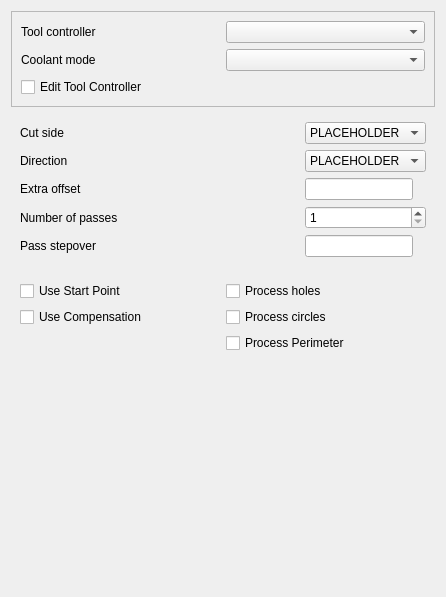
Above: src/Mod/CAM/Gui/Resources/panels/PageOpProfileFullEdit.ui from tigert/TigertCAD before the change. Below: the same form after it.
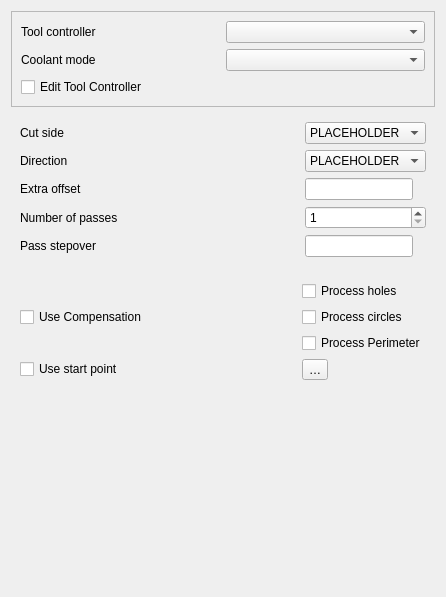
That is the form after the change. Icons and pictures are not drawn. Custom widgets are drawn as their Qt base class.

Commit message: CAM: Set StartPoint from Task panel

What changed in the file:
```diff
--- a/src/Mod/CAM/Gui/Resources/panels/PageOpProfileFullEdit.ui
+++ b/src/Mod/CAM/Gui/Resources/panels/PageOpProfileFullEdit.ui
@@ -165,16 +165,6 @@
    <item row="2" column="0">
     <widget class="QWidget" name="widget_2">
      <layout class="QGridLayout" name="gridLayout_2">
-      <item row="0" column="0">
-       <widget class="QCheckBox" name="useStartPoint">
-        <property name="toolTip">
-         <string>Check if this operation should use a starting point</string>
-        </property>
-        <property name="text">
-         <string>Use Start Point</string>
-        </property>
-       </widget>
-      </item>
       <item row="0" column="1">
        <widget class="QCheckBox" name="processHoles">
         <property name="toolTip">
@@ -215,10 +205,35 @@
         </property>
        </widget>
       </item>
+      <item row="3" column="0">
+       <widget class="QCheckBox" name="useStartPoint">
+        <property name="toolTip">
+         <string>Check if this operation should use a starting point</string>
+        </property>
+        <property name="text">
+         <string>Use start point</string>
+        </property>
+       </widget>
+      </item>
+      <item row="3" column="1">
+       <widget class="QToolButton" name="setStartPoint">
+        <property name="toolTip">
+         <string>Set picked point as start point</string>
+        </property>
+        <property name="text">
+         <string notr="true">…</string>
+        </property>
+        <property name="icon">
+         <iconset>
+          <normaloff>:/icons/button_left.svg</normaloff>:/icons/button_left.svg
+         </iconset>
+        </property>
+       </widget>
+      </item>
      </layout>
     </widget>
    </item>
-   <item row="3" column="0">
+   <item row="4" column="0">
     <spacer name="verticalSpacer">
      <property name="orientation">
       <enum>Qt::Vertical</enum>
```
The commit also changes 4 other files.
